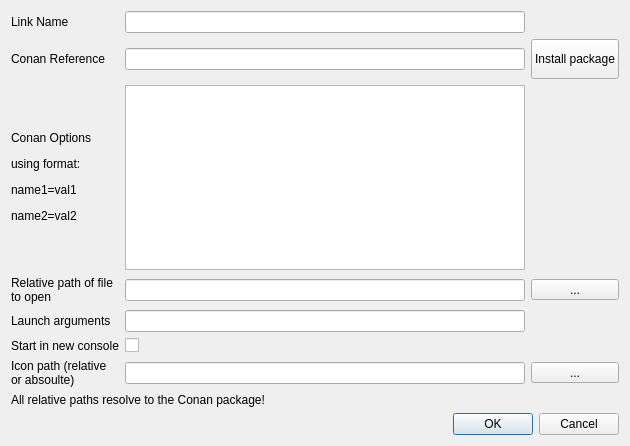
goszpeti/conan_explorer, file src/conan_app_launcher/ui/views/app_grid/dialogs/app_edit_dialog.ui: the form before one commit.
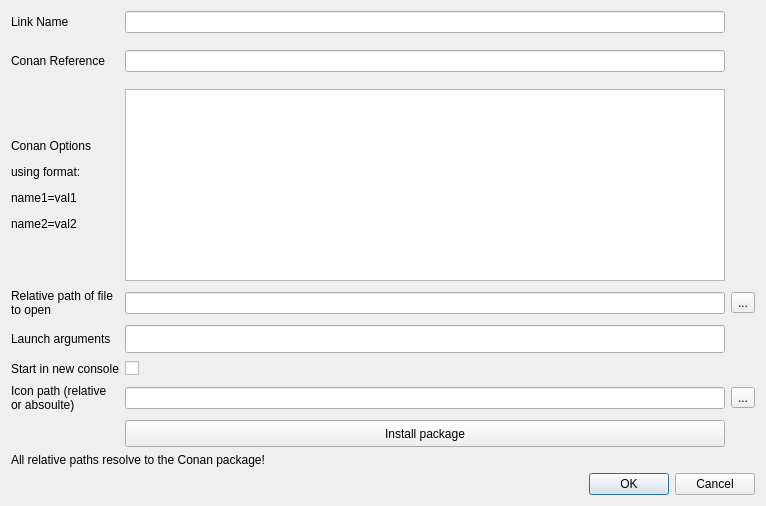
The form after the commit. Custom widgets are drawn as their Qt base class.

Diff of the .ui file:
```diff
--- a/src/conan_app_launcher/ui/views/app_grid/dialogs/app_edit_dialog.ui
+++ b/src/conan_app_launcher/ui/views/app_grid/dialogs/app_edit_dialog.ui
@@ -6,8 +6,8 @@
    <rect>
     <x>0</x>
     <y>0</y>
-    <width>626</width>
-    <height>446</height>
+    <width>600</width>
+    <height>506</height>
    </rect>
   </property>
   <property name="sizePolicy">
@@ -24,10 +24,55 @@
   </property>
   <layout class="QVBoxLayout" name="verticalLayout">
    <item>
-    <layout class="QGridLayout" name="edit_grid" rowstretch="1,1,0,0,0,0,0" columnstretch="0,1,0">
+    <layout class="QGridLayout" name="edit_grid" rowstretch="1,1,0,0,0,0,0,0,0" columnstretch="0,1,0">
      <property name="sizeConstraint">
       <enum>QLayout::SetMinAndMaxSize</enum>
      </property>
+     <property name="verticalSpacing">
+      <number>8</number>
+     </property>
+     <item row="1" column="1">
+      <widget class="ConanRefLineEdit" name="conan_ref_line_edit">
+       <property name="sizePolicy">
+        <sizepolicy hsizetype="Expanding" vsizetype="Fixed">
+         <horstretch>0</horstretch>
+         <verstretch>0</verstretch>
+        </sizepolicy>
+       </property>
+       <property name="minimumSize">
+        <size>
+         <width>400</width>
+         <height>0</height>
+        </size>
+       </property>
+      </widget>
+     </item>
+     <item row="6" column="1">
+      <widget class="QLineEdit" name="icon_line_edit"/>
+     </item>
+     <item row="4" column="1">
+      <widget class="QLineEdit" name="args_line_edit">
+       <property name="sizePolicy">
+        <sizepolicy hsizetype="Expanding" vsizetype="MinimumExpanding">
+         <horstretch>0</horstretch>
+         <verstretch>0</verstretch>
+        </sizepolicy>
+       </property>
+      </widget>
+     </item>
+     <item row="3" column="1">
+      <widget class="QLineEdit" name="execpath_line_edit"/>
+     </item>
+     <item row="3" column="0">
+      <widget class="QLabel" name="execpath_label">
+       <property name="text">
+        <string>Relative path of file to open</string>
+       </property>
+       <property name="wordWrap">
+        <bool>true</bool>
+       </property>
+      </widget>
+     </item>
      <item row="2" column="1">
       <widget class="QTextEdit" name="conan_opts_text_edit">
        <property name="sizePolicy">
@@ -36,15 +81,53 @@
          <verstretch>0</verstretch>
         </sizepolicy>
        </property>
+       <property name="minimumSize">
+        <size>
+         <width>600</width>
+         <height>0</height>
+        </size>
+       </property>
        <property name="autoFormatting">
         <set>QTextEdit::AutoNone</set>
        </property>
        <property name="html">
         <string>&lt;!DOCTYPE HTML PUBLIC &quot;-//W3C//DTD HTML 4.0//EN&quot; &quot;http://www.w3.org/TR/REC-html40/strict.dtd&quot;&gt;
-&lt;html&gt;&lt;head&gt;&lt;meta name=&quot;qrichtext&quot; content=&quot;1&quot; /&gt;&lt;style type=&quot;text/css&quot;&gt;
+&lt;html&gt;&lt;head&gt;&lt;meta name=&quot;qrichtext&quot; content=&quot;1&quot; /&gt;&lt;meta charset=&quot;utf-8&quot; /&gt;&lt;style type=&quot;text/css&quot;&gt;
 p, li { white-space: pre-wrap; }
-&lt;/style&gt;&lt;/head&gt;&lt;body style=&quot; font-family:'MS Shell Dlg 2'; font-size:7.875pt; font-weight:400; font-style:normal;&quot;&gt;
-&lt;p style=&quot;-qt-paragraph-type:empty; margin-top:0px; margin-bottom:0px; margin-left:0px; margin-right:0px; -qt-block-indent:0; text-indent:0px;&quot;&gt;&lt;br /&gt;&lt;/p&gt;&lt;/body&gt;&lt;/html&gt;</string>
+hr { height: 1px; border-width: 0; }
+li.unchecked::marker { content: &quot;\2610&quot;; }
+li.checked::marker { content: &quot;\2612&quot;; }
+&lt;/style&gt;&lt;/head&gt;&lt;body style=&quot; font-family:'Segoe UI'; font-size:9pt; font-weight:400; font-style:normal;&quot;&gt;
+&lt;p style=&quot;-qt-paragraph-type:empty; margin-top:0px; margin-bottom:0px; margin-left:0px; margin-right:0px; -qt-block-indent:0; text-indent:0px; font-family:'MS Shell Dlg 2'; font-size:7.875pt;&quot;&gt;&lt;br /&gt;&lt;/p&gt;&lt;/body&gt;&lt;/html&gt;</string>
+       </property>
+      </widget>
+     </item>
+     <item row="0" column="1">
+      <widget class="QLineEdit" name="name_line_edit"/>
+     </item>
+     <item row="6" column="0">
+      <widget class="QLabel" name="icon_label">
+       <property name="text">
+        <string>Icon path (relative or absoulte)</string>
+       </property>
+       <property name="textFormat">
+        <enum>Qt::RichText</enum>
+       </property>
+       <property name="wordWrap">
+        <bool>true</bool>
+       </property>
+      </widget>
+     </item>
+     <item row="6" column="2">
+      <widget class="QToolButton" name="icon_browse_button">
+       <property name="sizePolicy">
+        <sizepolicy hsizetype="MinimumExpanding" vsizetype="Fixed">
+         <horstretch>0</horstretch>
+         <verstretch>0</verstretch>
+        </sizepolicy>
+       </property>
+       <property name="text">
+        <string>...</string>
        </property>
       </widget>
      </item>
@@ -61,29 +144,17 @@
        </property>
       </widget>
      </item>
-     <item row="3" column="1">
-      <widget class="QLineEdit" name="execpath_line_edit"/>
-     </item>
-     <item row="3" column="0">
-      <widget class="QLabel" name="execpath_label">
+     <item row="4" column="0">
+      <widget class="QLabel" name="args_label">
        <property name="text">
-        <string>Relative path of file to open</string>
-       </property>
-       <property name="wordWrap">
-        <bool>true</bool>
+        <string>Launch arguments</string>
        </property>
       </widget>
      </item>
-     <item row="6" column="2">
-      <widget class="QToolButton" name="icon_browse_button">
-       <property name="sizePolicy">
-        <sizepolicy hsizetype="MinimumExpanding" vsizetype="Fixed">
-         <horstretch>0</horstretch>
-         <verstretch>0</verstretch>
-        </sizepolicy>
-       </property>
+     <item row="5" column="0">
+      <widget class="QLabel" name="is_console_app_label">
        <property name="text">
-        <string>...</string>
+        <string>Start in new console</string>
        </property>
       </widget>
      </item>
@@ -103,38 +174,6 @@
        </property>
       </widget>
      </item>
-     <item row="1" column="2">
-      <widget class="QPushButton" name="install_button">
-       <property name="sizePolicy">
-        <sizepolicy hsizetype="Minimum" vsizetype="MinimumExpanding">
-         <horstretch>0</horstretch>
-         <verstretch>0</verstretch>
-        </sizepolicy>
-       </property>
-       <property name="text">
-        <string>Install package</string>
-       </property>
-       <property name="flat">
-        <bool>false</bool>
-       </property>
-      </widget>
-     </item>
-     <item row="6" column="1">
-      <widget class="QLineEdit" name="icon_line_edit"/>
-     </item>
-     <item row="0" column="1">
-      <widget class="QLineEdit" name="name_line_edit"/>
-     </item>
-     <item row="0" column="0">
-      <widget class="QLabel" name="name_label">
-       <property name="text">
-        <string>Link Name</string>
-       </property>
-       <property name="wordWrap">
-        <bool>true</bool>
-       </property>
-      </widget>
-     </item>
      <item row="1" column="0">
       <widget class="QLabel" name="conan_ref_label">
        <property name="sizePolicy">
@@ -157,59 +196,6 @@
        </property>
       </widget>
      </item>
-     <item row="5" column="0">
-      <widget class="QLabel" name="is_console_app_label">
-       <property name="text">
-        <string>Start in new console</string>
-       </property>
-      </widget>
-     </item>
-     <item row="1" column="1">
-      <widget class="ConanRefLineEdit" name="conan_ref_line_edit">
-       <property name="sizePolicy">
-        <sizepolicy hsizetype="Expanding" vsizetype="Fixed">
-         <horstretch>0</horstretch>
-         <verstretch>0</verstretch>
-        </sizepolicy>
-       </property>
-       <property name="minimumSize">
-        <size>
-         <width>400</width>
-         <height>0</height>
-        </size>
-       </property>
-      </widget>
-     </item>
-     <item row="4" column="0">
-      <widget class="QLabel" name="args_label">
-       <property name="text">
-        <string>Launch arguments</string>
-       </property>
-      </widget>
-     </item>
-     <item row="4" column="1">
-      <widget class="QLineEdit" name="args_line_edit">
-       <property name="sizePolicy">
-        <sizepolicy hsizetype="Expanding" vsizetype="MinimumExpanding">
-         <horstretch>0</horstretch>
-         <verstretch>0</verstretch>
-        </sizepolicy>
-       </property>
-      </widget>
-     </item>
-     <item row="6" column="0">
-      <widget class="QLabel" name="icon_label">
-       <property name="text">
-        <string>Icon path (relative or absoulte)</string>
-       </property>
-       <property name="textFormat">
-        <enum>Qt::RichText</enum>
-       </property>
-       <property name="wordWrap">
-        <bool>true</bool>
-       </property>
-      </widget>
-     </item>
      <item row="5" column="1">
       <widget class="QCheckBox" name="is_console_app_checkbox">
        <property name="text">
@@ -217,6 +203,32 @@
        </property>
       </widget>
      </item>
+     <item row="0" column="0">
+      <widget class="QLabel" name="name_label">
+       <property name="text">
+        <string>Link Name</string>
+       </property>
+       <property name="wordWrap">
+        <bool>true</bool>
+       </property>
+      </widget>
+     </item>
+     <item row="7" column="1">
+      <widget class="QPushButton" name="install_button">
+       <property name="sizePolicy">
+        <sizepolicy hsizetype="Minimum" vsizetype="MinimumExpanding">
+         <horstretch>0</horstretch>
+         <verstretch>0</verstretch>
+        </sizepolicy>
+       </property>
+       <property name="text">
+        <string>Install package</string>
+       </property>
+       <property name="flat">
+        <bool>false</bool>
+       </property>
+      </widget>
+     </item>
     </layout>
    </item>
    <item>
@@ -234,6 +246,12 @@
        <verstretch>1</verstretch>
       </sizepolicy>
      </property>
+     <property name="minimumSize">
+      <size>
+       <width>0</width>
+       <height>0</height>
+      </size>
+     </property>
      <property name="orientation">
       <enum>Qt::Horizontal</enum>
      </property>
```
